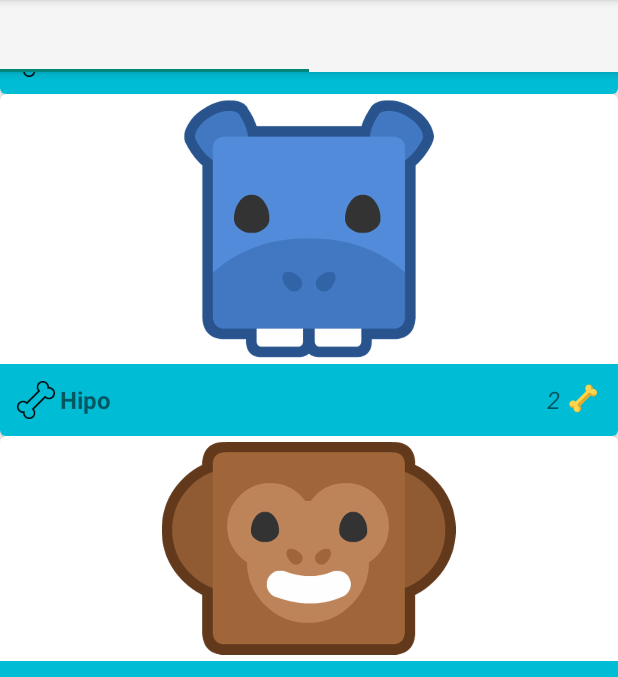
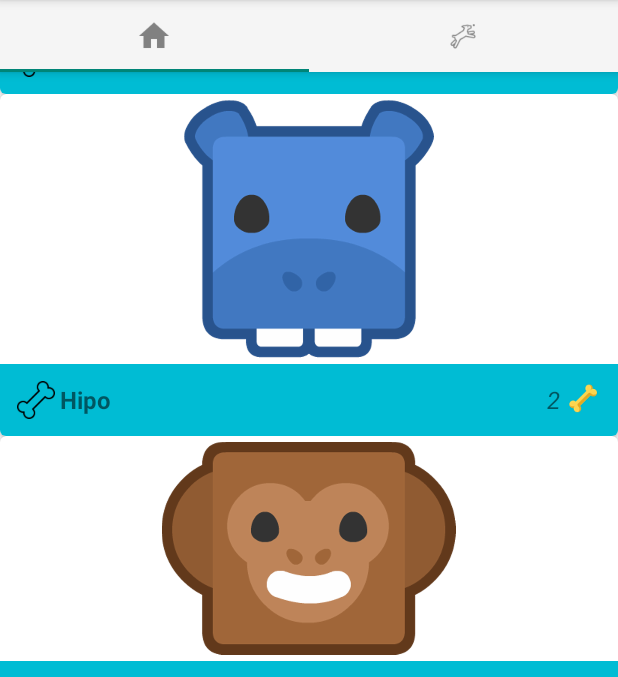
Before and after one commit to VictorMoraB/Petagram, an Android app: the screen it shows after launch (MainActivity), scrolled down 444 dp, on a phone screen of 412 x 824 dp, the part 168-845 px from its top. Run offline under Robolectric (Android 15) with nearby library versions, the phone set to English and light mode, and no system bars; 1 statement that could not run was skipped.

Commit message:
Se agrego iconos para las pestanas del tabLayout

```diff
--- a/app/src/main/java/com/mora/victor/petagram/MainActivity.java
+++ b/app/src/main/java/com/mora/victor/petagram/MainActivity.java
@@ -55,6 +55,8 @@ public class MainActivity extends AppCompatActivity implements View.OnClickListe
         viewPager.setAdapter(new PageAdapter(getSupportFragmentManager(),agregarFragmentos()));
         tabLayout.setupWithViewPager(viewPager);
         //setup the tab icons
+        tabLayout.getTabAt(0).setIcon(R.drawable.ic_action_home);
+        tabLayout.getTabAt(1).setIcon(R.drawable.ic_action_pet);
     }
 
     private ArrayList<Fragment> agregarFragmentos(){
```
Also changed, not shown: app/src/main/res/drawable-hdpi/ic_action_home.png (added), app/src/main/res/drawable-hdpi/ic_action_pet.png (added), app/src/main/res/drawable-mdpi/ic_action_home.png (added), app/src/main/res/drawable-mdpi/ic_action_pet.png (added), app/src/main/res/drawable-xhdpi/ic_action_home.png (added), app/src/main/res/drawable-xhdpi/ic_action_pet.png (added), app/src/main/res/drawable-xxhdpi/ic_action_home.png (added), app/src/main/res/drawable-xxhdpi/ic_action_pet.png (added).
